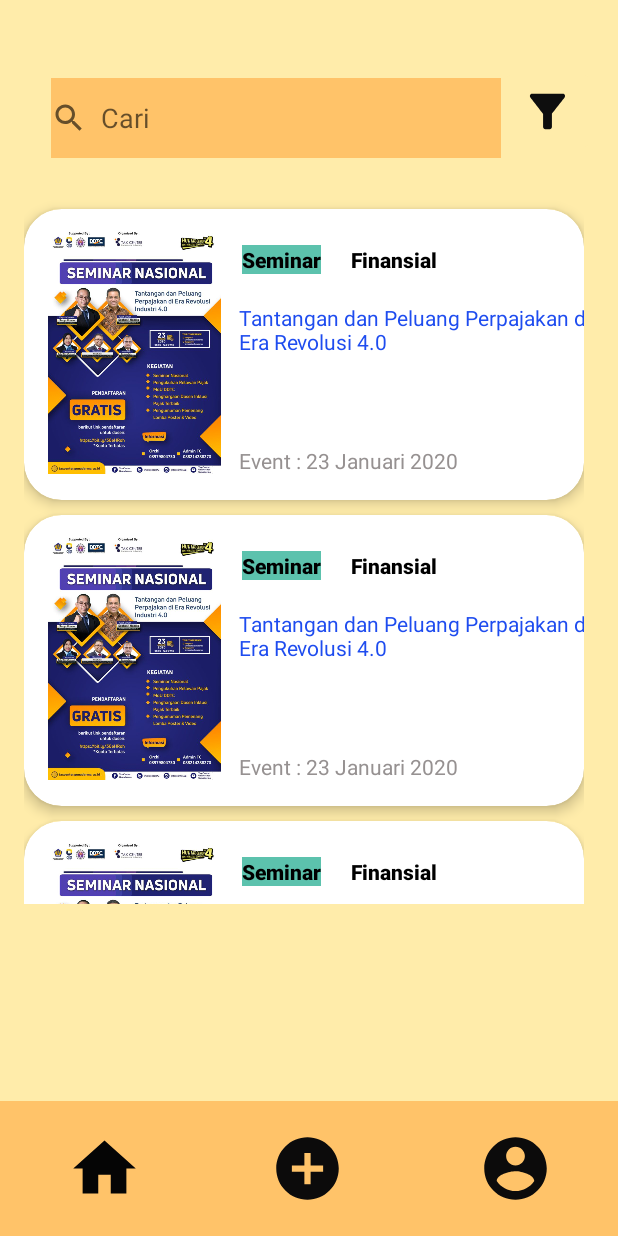
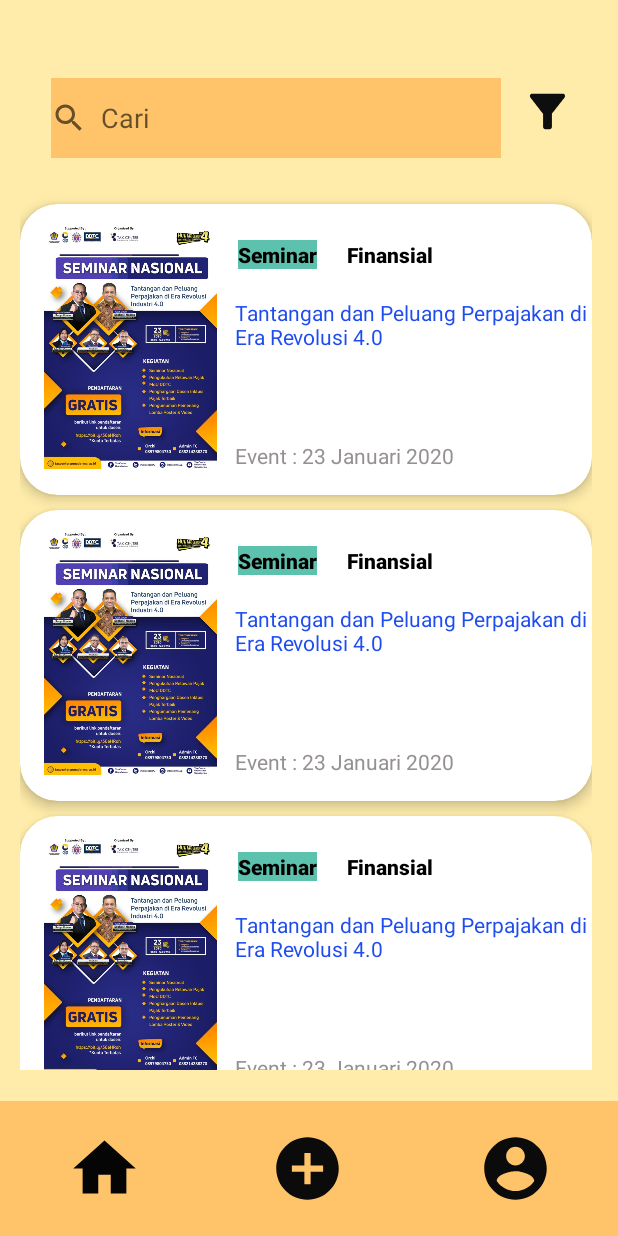
Before and after one commit to auroraufa/Smart-Hunter, an Android app: the layout activity_hasil_pencarian.xml on its own in the app's theme, with its tools: preview values and no code run, on a phone screen of 412 x 824 dp. Run offline under Robolectric (Android 15) with nearby library versions, the phone set to English and light mode, and no system bars.

Commit message:
perbaikan hasil pencarian, dah bisa recyclernya

```diff
--- a/app/src/main/java/com/example/smarthunter/List_seminar.java
+++ b/app/src/main/java/com/example/smarthunter/List_seminar.java
@@ -39,7 +39,7 @@ public class List_seminar extends AppCompatActivity implements seminarAdapter.On
         seminar_adapter.setListSeminar(getDataList_seminar());
         seminar_adapter.setListener(this);
 
-        rvseminar_list = findViewById(R.id.pencarian_list);
+        rvseminar_list = findViewById(R.id.seminar_list);
         rvseminar_list.setAdapter(seminar_adapter);
         LinearLayoutManager linearmanajer = new LinearLayoutManager(this);
         rvseminar_list.setLayoutManager(linearmanajer);
--- a/app/src/main/java/com/example/smarthunter/adapter/pencarianAdapter.java
+++ b/app/src/main/java/com/example/smarthunter/adapter/pencarianAdapter.java
@@ -16,7 +16,6 @@ import java.util.ArrayList;
 
 public class pencarianAdapter
         extends RecyclerView.Adapter<pencarianAdapter.pencarianViewHolder>{
-    private pencarianViewHolder viewHolder;
 
     public class pencarianViewHolder extends RecyclerView.ViewHolder implements View.OnClickListener {
 
@@ -67,7 +66,7 @@ public class pencarianAdapter
     }
 
     @Override
-    public void onBindViewHolder(@NonNull pencarianViewHolder holder, int position) {
+    public void onBindViewHolder(@NonNull pencarianViewHolder viewHolder, int position) {
         pencarianEvent pen = listpencarian.get(position);
         viewHolder.jenis_event_pen.setText(pen.jenis_pen);
         viewHolder.judul_acara_pen.setText(pen.judul_pen);
--- a/app/src/main/res/layout/activity_hasil_pencarian.xml
+++ b/app/src/main/res/layout/activity_hasil_pencarian.xml
@@ -9,17 +9,17 @@
 
     <androidx.recyclerview.widget.RecyclerView
         android:id="@+id/pencarian_list"
-        android:layout_width="373dp"
-        android:layout_height="473dp"
+        android:layout_width="381dp"
+        android:layout_height="587dp"
         android:layout_marginStart="10dp"
-        android:layout_marginTop="24dp"
+        android:layout_marginTop="20dp"
         android:layout_marginEnd="10dp"
-        app:layout_constraintBottom_toTopOf="@+id/add1"
+        android:layout_marginBottom="20dp"
+        app:layout_constraintBottom_toTopOf="@+id/home1"
         app:layout_constraintEnd_toEndOf="parent"
         app:layout_constraintHorizontal_bias="0.333"
         app:layout_constraintStart_toStartOf="parent"
         app:layout_constraintTop_toBottomOf="@+id/searching"
-        app:layout_constraintVertical_bias="0.0"
         tools:listitem="@layout/item_pencarian" />
 
     <EditText
--- a/app/src/main/res/layout/activity_list_seminar.xml
+++ b/app/src/main/res/layout/activity_list_seminar.xml
@@ -65,7 +65,7 @@
         app:srcCompat="@drawable/tombol_back" />
 
     <androidx.recyclerview.widget.RecyclerView
-        android:id="@+id/pencarian_list"
+        android:id="@+id/seminar_list"
         android:layout_width="384dp"
         android:layout_height="590dp"
         android:layout_marginStart="10dp"
```
Also changed, not shown: app/src/main/java/com/example/smarthunter/hasilPencarian.java (+36 -1 lines).
